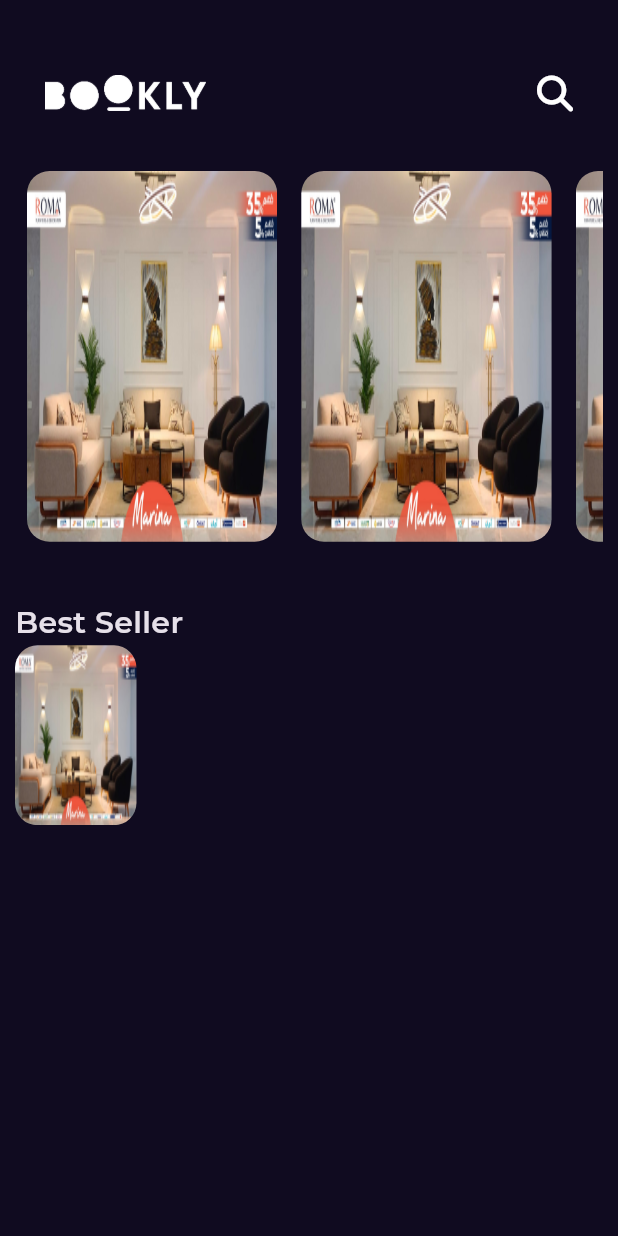
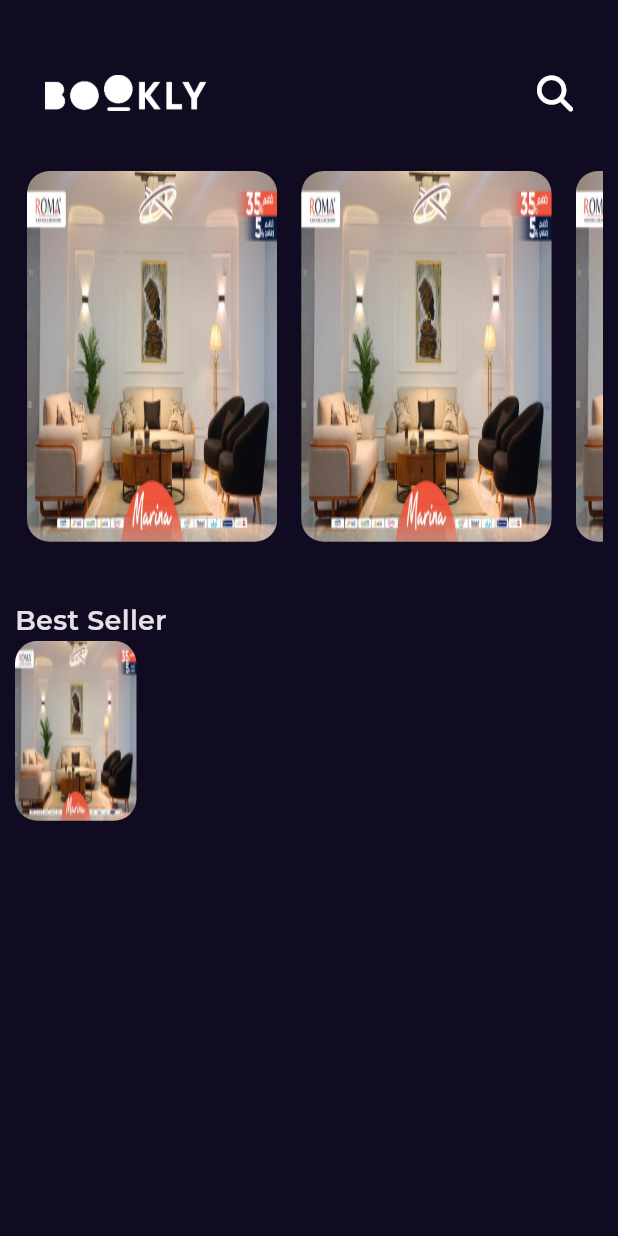
Before and after one commit to ahmedabdelhaliem/Bookly, a Flutter app: the screen it shows after launch, on a phone screen of 412 x 824 dp. Run offline on Flutter 3.47's test engine with Material 3 defaults, Android fonts, the phone set to English and light mode, and no system bars; our stand-ins replace font_awesome_flutter, get, google_fonts.

Commit message:
create app styles

```diff
--- a/lib/constant.dart
+++ b/lib/constant.dart
@@ -3,3 +3,4 @@ import 'package:flutter/material.dart';
 // ignore: constant_identifier_names
 const Color kPrimary = Color(0xff100B20);
 const Duration kTransitionDuration = Duration(milliseconds: 2);
+const kGTSectraFine = 'GTSectraFine';
--- a/lib/core/utils/styles.dart
+++ b/lib/core/utils/styles.dart
@@ -1,6 +1,13 @@
+import 'package:bookly_mvvm/constant.dart';
 import 'package:flutter/material.dart';
 
 abstract class Styles {
-  static const titleMedium =
-      TextStyle(fontSize: 20, fontWeight: FontWeight.w600);
+  static const textStyle18 =
+      TextStyle(fontSize: 18, fontWeight: FontWeight.w600);
+  static const textStyle20 = TextStyle(
+      fontSize: 20, fontWeight: FontWeight.normal, fontFamily: kGTSectraFine);
+  static const textStyle30 =
+      TextStyle(fontSize: 20, fontWeight: FontWeight.normal);
+  static const textStyle14 =
+      TextStyle(fontSize: 14, fontWeight: FontWeight.normal);
 }
--- a/lib/features/home/presentation/views/widgets/home_view-body.dart
+++ b/lib/features/home/presentation/views/widgets/home_view-body.dart
@@ -22,7 +22,7 @@ class HomeViewBody extends StatelessWidget {
             ),
             Text(
               'Best Seller',
-              style: Styles.titleMedium,
+              style: Styles.textStyle18,
             ),
             BestSellerListViewItem()
           ],
```
Also changed, not shown: pubspec.yaml (+4 -4 lines), fonts/GT-Sectra-Fine-Regular.ttf (added).
